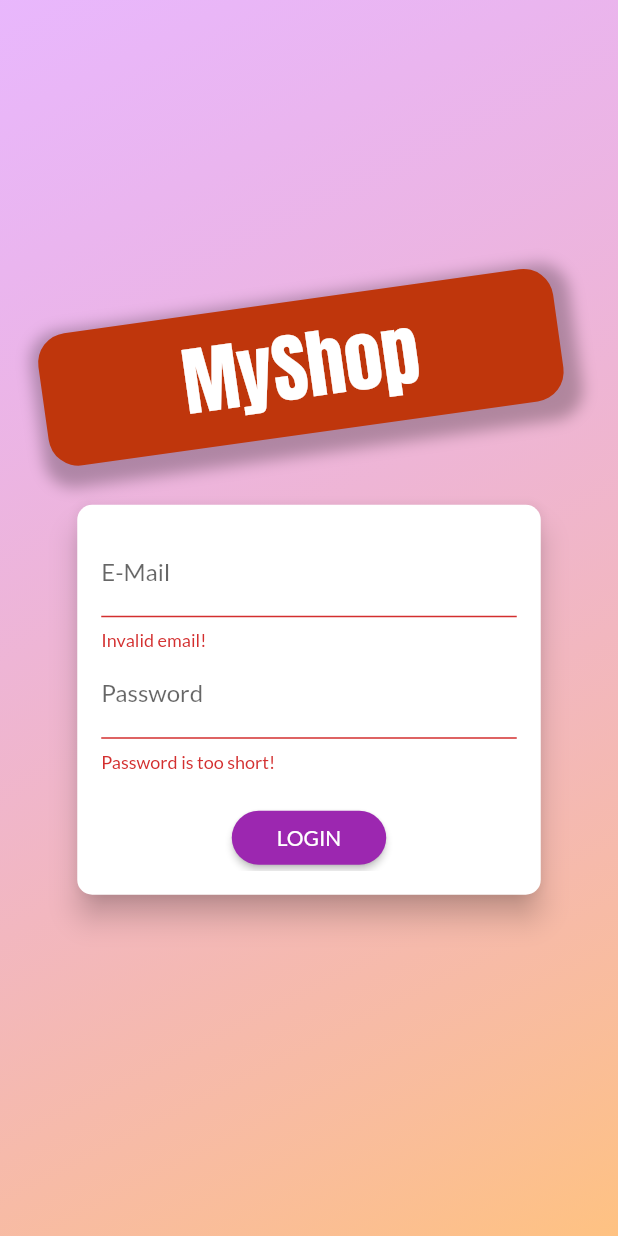
After one commit to Tushtisachdeva01/Shopping_app, a Flutter app: the screen it shows after launch, after a tap on "LOGIN", on a phone screen of 412 x 824 dp. The commit adds this screen. Run offline on Flutter 3.47's test engine with Material 2 defaults, Android fonts, the phone set to English and light mode, and no system bars; our stand-ins replace shared_preferences; network calls fail.

Commit message:
Project complete

```diff
--- /dev/null
+++ b/lib/helpers/custom.dart
@@ -0,0 +1,44 @@
+import 'package:flutter/material.dart';
+
+class CustomRoute<T> extends MaterialPageRoute<T> {
+  CustomRoute({WidgetBuilder builder, RouteSettings settings})
+      : super(
+          builder: builder,
+          settings: settings,
+        );
+
+  @override
+  Widget buildTransitions(
+    BuildContext context,
+    Animation<double> animation,
+    Animation<double> secondaryAnimation,
+    Widget child,
+  ) {
+    if (settings.isInitialRoute) {
+      return child;
+    }
+    return FadeTransition(
+      opacity: animation,
+      child: child,
+    );
+  }
+}
+
+class CustomPage extends PageTransitionsBuilder{
+   @override
+  Widget buildTransitions<T>(
+    PageRoute<T> route,
+    BuildContext context,
+    Animation<double> animation,
+    Animation<double> secondaryAnimation,
+    Widget child,
+  ) {
+    if (route.settings.isInitialRoute) {
+      return child;
+    }
+    return FadeTransition(
+      opacity: animation,
+      child: child,
+    );
+  }
+}
--- a/lib/main.dart
+++ b/lib/main.dart
@@ -1,15 +1,19 @@
 import 'package:flutter/material.dart';
 import 'package:provider/provider.dart';
+import 'package:shop_app/helpers/custom.dart';
 
+import 'package:shop_app/screens/auth_screen.dart';
+import 'package:shop_app/screens/product_overview.dart';
+import 'package:shop_app/screens/splash_screen.dart';
 import './screens/edit_add_product.dart';
 import './screens/orders_screen.dart';
 import './screens/user_product.dart';
 import './providers/orders.dart';
 import './screens/cart_screen.dart';
 import './screens/product_detail.dart';
-import './screens/product_overview.dart';
 import './providers/cart.dart';
 import './providers/products_provider.dart';
+import 'providers/auth.dart';
 
 void main() => runApp(MyApp());
 
@@ -19,24 +23,51 @@ class MyApp extends StatelessWidget {
     return MultiProvider(
       providers: [
         ChangeNotifierProvider.value(
-          value: ProductsProv(),
+          value: Auth(),
+        ),
+        ChangeNotifierProxyProvider<Auth, ProductsProv>(
+          create: (_) => ProductsProv('', [], ''),
+          update: (ctx, auth, previousProducts) => ProductsProv(
+            auth.token,
+            previousProducts == null ? [] : previousProducts.items,
+            auth.userId,
+          ),
         ),
         ChangeNotifierProvider.value(
           value: Cart(),
         ),
-        ChangeNotifierProvider.value(
-          value: Orders(),
+        ChangeNotifierProxyProvider<Auth, Orders>(
+          create: (_) => Orders('', [], ''),
+          update: (ctx, auth, previousOrders) => Orders(
+            auth.token,
+            previousOrders == null ? [] : previousOrders.orders,
+            auth.userId,
+          ),
         ),
       ],
-      child: MaterialApp(
+      child: Consumer<Auth>(
+        builder: (ctx, auth, _) => MaterialApp(
           debugShowCheckedModeBanner: false,
           title: 'Flutter Demo',
           theme: ThemeData(
             primarySwatch: Colors.purple,
             accentColor: Colors.amber[900],
             fontFamily: 'Lato',
+            pageTransitionsTheme: PageTransitionsTheme(builders: {
+              TargetPlatform.android:CustomPage(),
+              TargetPlatform.iOS: CustomPage(),
+            },),
           ),
-        home: ProductOverview(),
+          home: auth.isAuth
+              ? ProductOverview()
+              : FutureBuilder(
+                  future: auth.tryAutoLogin(),
+                  builder: (ctx, authResultSnapShot) =>
+                      authResultSnapShot.connectionState ==
+                              ConnectionState.waiting
+                          ? SplashScreen()
+                          :  AuthScreen(),
+                ),
           routes: {
             ProductDetail.routeName: (ctx) => ProductDetail(),
             CartScreen.routeName: (ctx) => CartScreen(),
@@ -45,6 +76,7 @@ class MyApp extends StatelessWidget {
             EditAddProduct.routeName: (ctx) => EditAddProduct(),
           },
         ),
+      ),
     );
   }
 }
--- /dev/null
+++ b/lib/providers/auth.dart
@@ -0,0 +1,119 @@
+import 'package:flutter/widgets.dart';
+import 'dart:async';
+import 'dart:convert';
+import 'package:http/http.dart' as http;
+import 'package:shop_app/models/exception.dart';
+import 'package:shared_preferences/shared_preferences.dart';
+
+class Auth with ChangeNotifier {
+  String _token;
+  DateTime _expiryDate;
+  String _userId;
+  Timer _authTimer;
+
+  bool get isAuth {
+    return token != null;
+  }
+
+  String get token {
+    if (_expiryDate != null &&
+        _expiryDate.isAfter(DateTime.now()) &&
+        _token != null) {
+      return _token;
+    }
+    return null;
+  }
+
+  String get userId {
+    return _userId;
+  }
+
+  Future<void> _authenticate(
+      String email, String password, String urlSegment) async {
+    try {
+      final url =
+          'https://identitytoolkit.googleapis.com/v1/accounts:$urlSegment?key=[API_KEY]';
+      final response = await http.post(
+        url,
+        body: json.encode(
+          {
+            'email': email,
+            'password': password,
+            'returnSecureToken': true,
+          },
+        ),
+      );
+      final responseData = json.decode(response.body);
+      if (responseData['error'] != null) {
+        throw HttpException(responseData['error']['message']);
+      }
+      _token = responseData['idToken'];
+      _userId = responseData['localId'];
+      _expiryDate = DateTime.now().add(
+        Duration(seconds: int.parse(responseData['expiresIn'])),
+      );
+      autoLogout();
+      notifyListeners();
+      final prefs = await SharedPreferences.getInstance();
+      final userData = json.encode(
+        {
+          'token': _token,
+          'userId': _userId,
+          'expiryDate': _expiryDate.toIso8601String(),
+        },
+      );
+      prefs.setString('userData', userData);
+    } catch (error) {
+      // print(error);
+      throw error;
+    }
+  }
+
+  Future<void> signup(String email, String password) async {
+    return _authenticate(email, password, 'signUp');
+  }
+
+  Future<void> login(String email, String password) async {
+    return _authenticate(email, password, 'signInWithPassword');
+  }
+
+  Future<bool> tryAutoLogin() async {
+    final prefs = await SharedPreferences.getInstance();
+    if (!prefs.containsKey('userData')) {
+      return false;
+    }
+    final extractedUserDate =
+        json.decode(prefs.getString('userData')) as Map<String, Object>;
+    final expDate = DateTime.parse(extractedUserDate['expiryDate']);
+    if (expDate.isBefore(DateTime.now())) {
+      return false;
+    }
+    _token = extractedUserDate['token'];
+    _userId = extractedUserDate['userId'];
+    _expiryDate = expDate;
+    notifyListeners();
+    autoLogout();
+    return true;
+  }
+
+  Future<void> logout() async {
+    _token = null;
+    _userId = null;
+    _expiryDate = null;
+    if (_authTimer != null) {
+      _authTimer.cancel();
+      _authTimer = null;
+    }
+    notifyListeners();
+    final prefs = await SharedPreferences.getInstance();
+    prefs.clear();
+  }
+
+  void autoLogout() {
+    if (_authTimer != null) {
+      _authTimer.cancel();
+    }
+    final expiryTime = _expiryDate.difference(DateTime.now()).inSeconds;
+    _authTimer = Timer(Duration(seconds: expiryTime), logout);
+  }
+}
--- a/lib/providers/orders.dart
+++ b/lib/providers/orders.dart
@@ -23,9 +23,12 @@ class Orders with ChangeNotifier {
   List<OrderItem> get orders {
     return [..._orders];
   }
+  final String authToken;
+  final String userId;
+  Orders(this.authToken,this._orders,this.userId);
 
   Future<void> addOrder(List<CartItem> cartProducts, double total) async {
-    const url = 'https://flutter-1-d7d0d.firebaseio.com/orders.json';
+    final url = 'https://flutter-1-d7d0d.firebaseio.com/orders/$userId.json?auth=$authToken';
     final timestamp = DateTime.now();
     final response = await http.post(
       url,
@@ -55,7 +58,7 @@ class Orders with ChangeNotifier {
   }
 
   Future<void> fetchSetOrders() async {
-    const url = 'https://flutter-1-d7d0d.firebaseio.com/orders.json';
+    final url = 'https://flutter-1-d7d0d.firebaseio.com/orders/$userId.json?auth=$authToken';
     final response = await http.get(url);
     final List<OrderItem> loadedOrders = [];
     final extractedData = json.decode(response.body) as Map<String, dynamic>;
--- /dev/null
+++ b/lib/screens/auth_screen.dart
@@ -0,0 +1,334 @@
+import 'dart:math';
+import 'package:provider/provider.dart';
+import 'package:flutter/material.dart';
+import 'package:shop_app/models/exception.dart';
+import 'package:shop_app/providers/auth.dart';
+
+enum AuthMode { Signup, Login }
+
+class AuthScreen extends StatelessWidget {
+  static const routeName = '/auth';
+
+  @override
+  Widget build(BuildContext context) {
+    final deviceSize = MediaQuery.of(context).size;
+    // final transformConfig = Matrix4.rotationZ(-8 * pi / 180);
+    // transformConfig.translate(-10.0);
+    return Scaffold(
+      // resizeToAvoidBottomInset: false,
+      body: Stack(
+        children: <Widget>[
+          Container(
+            decoration: BoxDecoration(
+              gradient: LinearGradient(
+                colors: [
+                  Color.fromRGBO(215, 117, 255, 1).withOpacity(0.5),
+                  Color.fromRGBO(255, 188, 117, 1).withOpacity(0.9),
+                ],
+                begin: Alignment.topLeft,
+                end: Alignment.bottomRight,
+                stops: [0, 1],
+              ),
+            ),
+          ),
+          SingleChildScrollView(
+            child: Container(
+              height: deviceSize.height,
+              width: deviceSize.width,
+              child: Column(
+                mainAxisAlignment: MainAxisAlignment.center,
+                crossAxisAlignment: CrossAxisAlignment.center,
+                children: <Widget>[
+                  Flexible(
+                    child: Container(
+                      margin: EdgeInsets.only(bottom: 20.0),
+                      padding:
+                          EdgeInsets.symmetric(vertical: 8.0, horizontal: 94.0),
+                      transform: Matrix4.rotationZ(-8 * pi / 180)
+                        ..translate(-10.0),
+                      // ..translate(-10.0),
+                      decoration: BoxDecoration(
+                        borderRadius: BorderRadius.circular(20),
+                        color: Colors.deepOrange.shade900,
+                        boxShadow: [
+                          BoxShadow(
+                            spreadRadius: 8,
+                            blurRadius: 8,
+                            color: Colors.black26,
+                            offset: Offset(3, 6),
+                          )
+                        ],
+                      ),
+                      child: Text(
+                        'MyShop',
+                        style: TextStyle(
+                          color: Theme.of(context).accentTextTheme.title.color,
+                          fontSize: 50,
+                          fontFamily: 'Anton',
+                          fontWeight: FontWeight.normal,
+                        ),
+                      ),
+                    ),
+                  ),
+                  Flexible(
+                    flex: deviceSize.width > 600 ? 2 : 1,
+                    child: AuthCard(),
+                  ),
+                ],
+              ),
+            ),
+          ),
+        ],
+      ),
+    );
+  }
+}
+
+class AuthCard extends StatefulWidget {
+  const AuthCard({
+    Key key,
+  }) : super(key: key);
+
+  @override
+  _AuthCardState createState() => _AuthCardState();
+}
+
+class _AuthCardState extends State<AuthCard>
+    with SingleTickerProviderStateMixin {
+  final GlobalKey<FormState> _formKey = GlobalKey();
+  AuthMode _authMode = AuthMode.Login;
+  Map<String, String> _authData = {
+    'email': '',
+    'password': '',
+  };
+  var _isLoading = false;
+  final _passwordController = TextEditingController();
+  AnimationController _controller;
+  Animation<Offset> _slideAnimation;
+  Animation<double> _opacityAnimation;
+
+  @override
+  void initState() {
+    super.initState();
+    _controller = AnimationController(
+      vsync: this,
+      duration: Duration(
+        milliseconds: 300,
+      ),
+    );
+    _slideAnimation = Tween<Offset>(
+      begin: Offset(0, -1.5),
+      end: Offset(0, 0),
+    ).animate(
+      CurvedAnimation(
+        parent: _controller,
+        curve: Curves.linear,
+      ),
+    );
+    _opacityAnimation = Tween(
+      begin: 0.0,
+      end: 1.0,
+    ).animate(
+      CurvedAnimation(
+        parent: _controller,
+        curve: Curves.easeIn,
+      ),
+    );
+    // _heigthAnimation.addListener(() => setState(() {}));
+  }
+
+  @override
+  void dispose() {
+    super.dispose();
+    _controller.dispose();
+  }
+
+  void showError(String message) {
+    showDialog(
+      context: context,
+      builder: (ctx) => AlertDialog(
+        title: Text(
+          'An error occured',
+        ),
+        content: Text(message),
+        actions: <Widget>[
+          FlatButton(
+            onPressed: () {
+              Navigator.of(ctx).pop();
+            },
+            child: Text('Okay'),
+          ),
+        ],
+      ),
+    );
+  }
+
+  Future<void> _submit() async {
+    if (!_formKey.currentState.validate()) {
+      // Invalid!
+      return;
+    }
+    _formKey.currentState.save();
+    setState(() {
+      _isLoading = true;
+    });
+    try {
+      if (_authMode == AuthMode.Login) {
+        // Log user in
+        await Provider.of<Auth>(context, listen: false).login(
+          _authData['email'],
+          _authData['password'],
+        );
+      } else {
+        // Sign user up
+        await Provider.of<Auth>(context, listen: false).signup(
+          _authData['email'],
+          _authData['password'],
+        );
+      }
+    } on HttpException catch (error) {
+      var errorMessage = 'Try later';
+      if (error.toString().contains('EMAIL_EXISTS')) {
+        errorMessage = 'This email is already in use';
+      } else if (error.toString().contains('INVALID_EMAIL')) {
+        errorMessage = 'This email is not valid';
+      } else if (errorMessage.toString().contains('WEAK_PASSWORD')) {
+        errorMessage = 'Weak password';
+      } else if (errorMessage.toString().contains('EMAIL_NOT_FOUND')) {
+        errorMessage = 'Could not find a user with this email';
+      } else if (errorMessage.toString().contains('INVALID_PASSWORD')) {
+        errorMessage = 'Invalid password';
+      }
+      showError(errorMessage);
+    } catch (error) {
+      const errorMessage = 'Try again later';
+      showError(errorMessage);
+    }
+    setState(() {
+      _isLoading = false;
+    });
+  }
+
+  void _switchAuthMode() {
+    if (_authMode == AuthMode.Login) {
+      setState(() {
+        _authMode = AuthMode.Signup;
+      });
+      _controller.forward();
+    } else {
+      setState(() {
+        _authMode = AuthMode.Login;
+      });
+      _controller.reverse();
+    }
+  }
+
+  @override
+  Widget build(BuildContext context) {
+    final deviceSize = MediaQuery.of(context).size;
+    return Card(
+      shape: RoundedRectangleBorder(
+        borderRadius: BorderRadius.circular(10.0),
+      ),
+      elevation: 8.0,
+      child: AnimatedContainer(
+        duration: Duration(milliseconds: 300),
+        curve: Curves.easeIn,
+        height: _authMode == AuthMode.Signup ? 320 : 260,
+        // height: _heigthAnimation.value.height,
+        constraints: BoxConstraints(
+          minHeight: _authMode == AuthMode.Signup ? 320 : 260,
+        ),
+        width: deviceSize.width * 0.75,
+        padding: EdgeInsets.all(16.0),
+        child: Form(
+          key: _formKey,
+          child: SingleChildScrollView(
+            child: Column(
+              children: <Widget>[
+                TextFormField(
+                  decoration: InputDecoration(labelText: 'E-Mail'),
+                  keyboardType: TextInputType.emailAddress,
+                  validator: (value) {
+                    if (value.isEmpty || !value.contains('@')) {
+                      return 'Invalid email!';
+                    }
+                  },
+                  onSaved: (value) {
+                    _authData['email'] = value;
+                  },
+                ),
+                TextFormField(
+                  decoration: InputDecoration(labelText: 'Password'),
+                  obscureText: true,
+                  controller: _passwordController,
+                  validator: (value) {
+                    if (value.isEmpty || value.length < 5) {
+                      return 'Password is too short!';
+                    }
+                  },
+                  onSaved: (value) {
+                    _authData['password'] = value;
+                  },
+                ),
+                AnimatedContainer(
+                  constraints: BoxConstraints(
+                    minHeight: _authMode == AuthMode.Signup ? 60 : 0,
+                    maxHeight: _authMode == AuthMode.Signup ? 120 : 0,
+                  ),
+                  duration: Duration(milliseconds: 300),
+                  curve: Curves.easeIn,
+                  child: FadeTransition(
+                    opacity: _opacityAnimation,
+                    child: SlideTransition(
+                      position: _slideAnimation,
+                      child: TextFormField(
+                        enabled: _authMode == AuthMode.Signup,
+                        decoration:
+                            InputDecoration(labelText: 'Confirm Password'),
+                        obscureText: true,
+                        validator: _authMode == AuthMode.Signup
+                            ? (value) {
+                                if (value != _passwordController.text) {
+                                  return 'Passwords do not match!';
+                                }
+                              }
+                            : null,
+                      ),
+                    ),
+                  ),
+                ),
+                SizedBox(
+                  height: 20,
+                ),
+                if (_isLoading)
+                  CircularProgressIndicator()
+                else
+                  RaisedButton(
+                    child:
+                        Text(_authMode == AuthMode.Login ? 'LOGIN' : 'SIGN UP'),
+                    onPressed: _submit,
+                    shape: RoundedRectangleBorder(
+                      borderRadius: BorderRadius.circular(30),
+                    ),
+                    padding:
+                        EdgeInsets.symmetric(horizontal: 30.0, vertical: 8.0),
+                    color: Theme.of(context).primaryColor,
+                    textColor: Theme.of(context).primaryTextTheme.button.color,
+                  ),
+                FlatButton(
+                  child: Text(
+                      '${_authMode == AuthMode.Login ? 'SIGNUP' : 'LOGIN'} INSTEAD'),
+                  onPressed: _switchAuthMode,
+                  padding: EdgeInsets.symmetric(horizontal: 30.0, vertical: 4),
+                  materialTapTargetSize: MaterialTapTargetSize.shrinkWrap,
+                  textColor: Theme.of(context).primaryColor,
+                ),
+              ],
+            ),
+          ),
+        ),
+      ),
+    );
+  }
+}
--- /dev/null
+++ b/lib/screens/splash_screen.dart
@@ -0,0 +1,12 @@
+import 'package:flutter/material.dart';
+
+class SplashScreen extends StatelessWidget {
+  @override
+  Widget build(BuildContext context) {
+    return Scaffold(
+      body: Center(
+        child: Text('Loading...'),
+      ),
+    );
+  }
+}
```
Also changed, not shown: lib/providers/product.dart (+6 -6 lines), lib/providers/products_provider.dart (+27 -14 lines), lib/screens/product_detail.dart (+19 -9 lines), lib/screens/user_product.dart (+15 -5 lines), lib/widgets/drawer.dart (+16 -1 lines), lib/widgets/order_item.dart (+11 -4 lines), lib/widgets/product_item.dart (+11 -4 lines), pubspec.yaml (+5 -3 lines), assets/images/original.png (added), pubspec.lock. Lines whose indentation alone changed are shown as unchanged.
